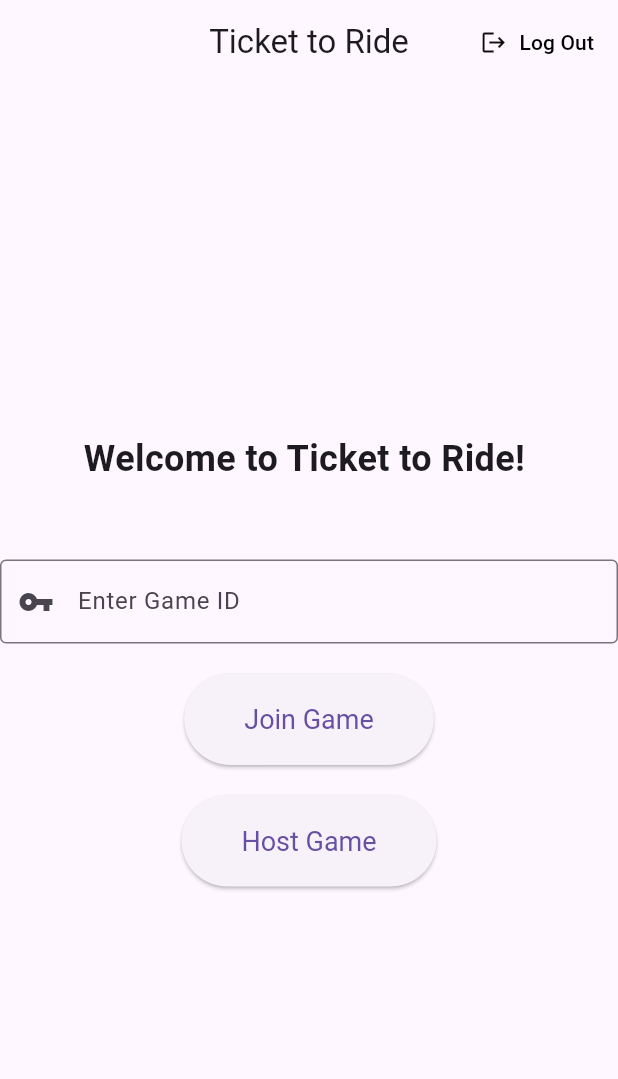
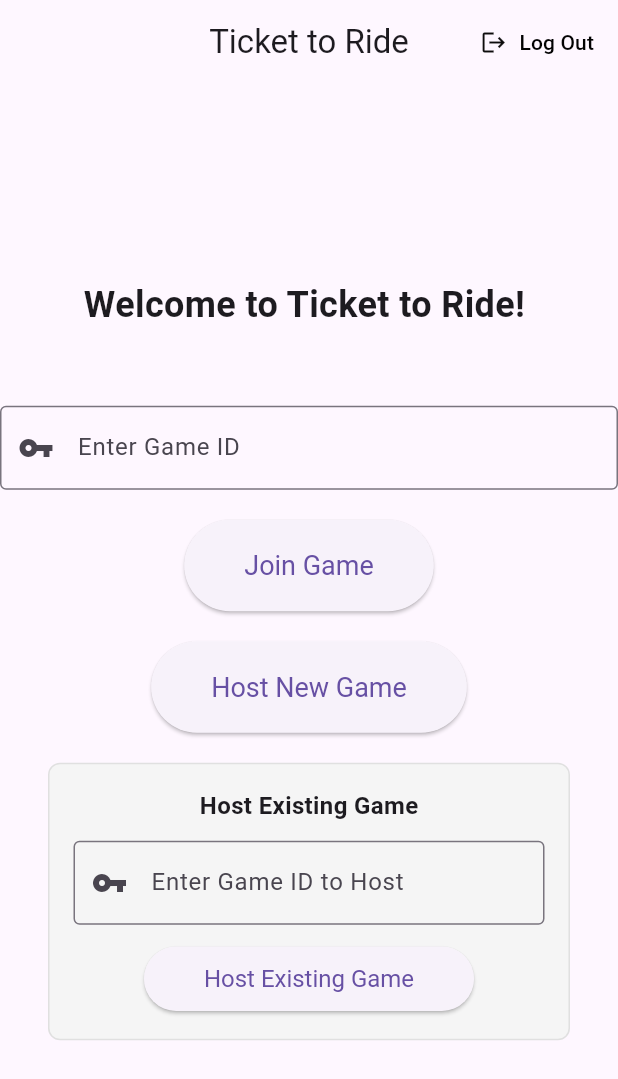
Before and after one commit to MatthewRobot/TicketToRide, a Flutter app: the screen it shows once a user with an empty profile is signed in, on a phone screen of 412 x 824 dp. Shown: the top 1079 px of the screen. Run offline on Flutter 3.47's test engine with Material 3 defaults, Android fonts, the phone set to English and light mode, and no system bars; our stand-ins replace cloud_firestore, firebase_auth, firebase_core, flutter_svg, path_drawing; accounts and stored records are empty; statements that could not run were skipped.

Commit message:
view past game?

```diff
--- a/lib/screens/Entrance.dart
+++ b/lib/screens/Entrance.dart
@@ -17,10 +17,12 @@
 
 class _Entrance extends State<Entrance> {
   final TextEditingController _gameIdController = TextEditingController();
+  final TextEditingController _hostGameIdController = TextEditingController();
 
   @override
   void dispose() {
     _gameIdController.dispose();
+    _hostGameIdController.dispose();
     super.dispose();
   }
 
@@ -101,6 +103,7 @@
               child: const Text('Join Game'),
             ),
             const SizedBox(height: 20),
+            // Host New Game Button
             ElevatedButton(
               onPressed: () {
                 Navigator.push(
@@ -113,7 +116,50 @@
                     const EdgeInsets.symmetric(horizontal: 40, vertical: 20),
                 textStyle: const TextStyle(fontSize: 18),
               ),
-              child: const Text('Host Game'),
+              child: const Text('Host New Game'),
+            ),
+            const SizedBox(height: 20),
+            // Host Existing Game Section
+            Container(
+              padding: const EdgeInsets.all(16),
+              margin: const EdgeInsets.symmetric(horizontal: 32),
+              decoration: BoxDecoration(
+                color: Colors.grey[100],
+                borderRadius: BorderRadius.circular(8),
+                border: Border.all(color: Colors.grey[300]!),
+              ),
+              child: Column(
+                children: [
+                  const Text(
+                    'Host Existing Game',
+                    style: TextStyle(
+                      fontSize: 16,
+                      fontWeight: FontWeight.bold,
+                    ),
+                  ),
+                  const SizedBox(height: 12),
+                  TextField(
+                    controller: _hostGameIdController,
+                    decoration: const InputDecoration(
+                      labelText: 'Enter Game ID to Host',
+                      hintText: 'e.g., ABC-123',
+                      border: OutlineInputBorder(),
+                      prefixIcon: Icon(Icons.vpn_key),
+                    ),
+                    textAlign: TextAlign.center,
+                  ),
+                  const SizedBox(height: 12),
+                  ElevatedButton(
+                    onPressed: () => _hostExistingGame(context),
+                    style: ElevatedButton.styleFrom(
+                      padding: const EdgeInsets.symmetric(
+                          horizontal: 40, vertical: 12),
+                      textStyle: const TextStyle(fontSize: 16),
+                    ),
+                    child: const Text('Host Existing Game'),
+                  ),
+                ],
+              ),
             ),
           ],
         ),
@@ -143,4 +189,23 @@
       MaterialPageRoute(builder: (context) => const ChooseColorName()),
     );
   }
+
+  // New _hostExistingGame method
+  void _hostExistingGame(BuildContext context) {
+    final gameId = _hostGameIdController.text.trim();
+    if (gameId.isEmpty) {
+      ScaffoldMessenger.of(context).showSnackBar(
+        const SnackBar(content: Text('Please enter a Game ID.')),
+      );
+      return;
+    }
+
+    // Navigate to HostScreen with the provided game ID
+    Navigator.push(
+      context,
+      MaterialPageRoute(
+        builder: (context) => HostScreen(gameId: gameId),
+      ),
+    );
+  }
 }
```
Also changed, not shown: lib/screens/host_screen.dart (+37 -3 lines).
